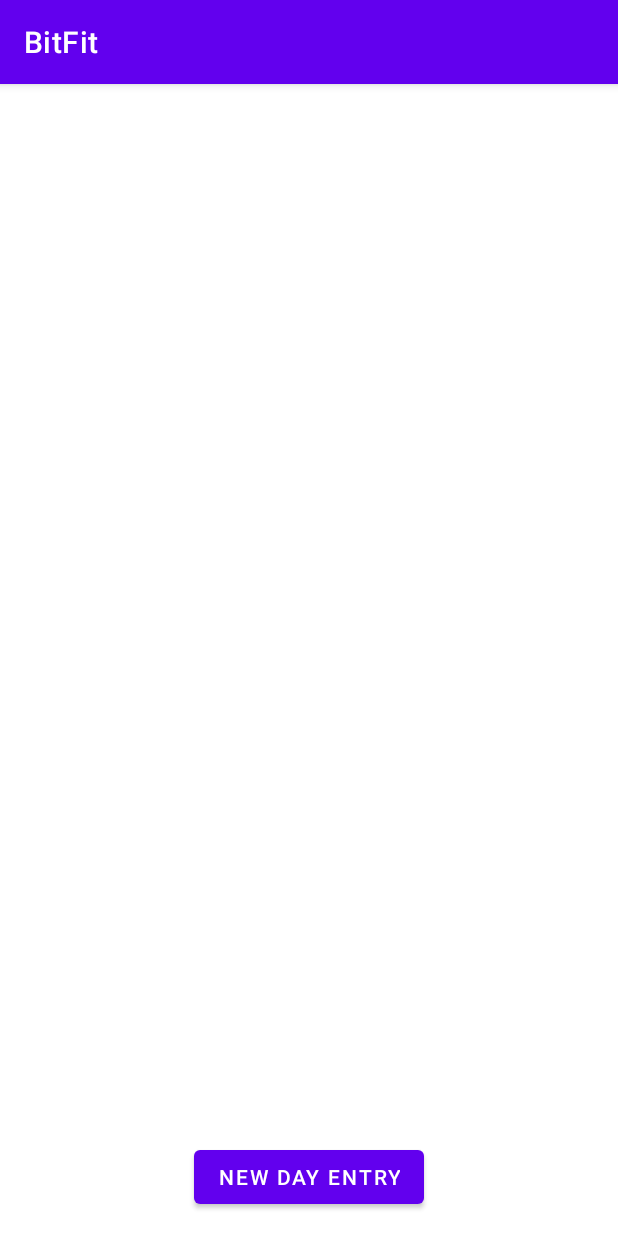
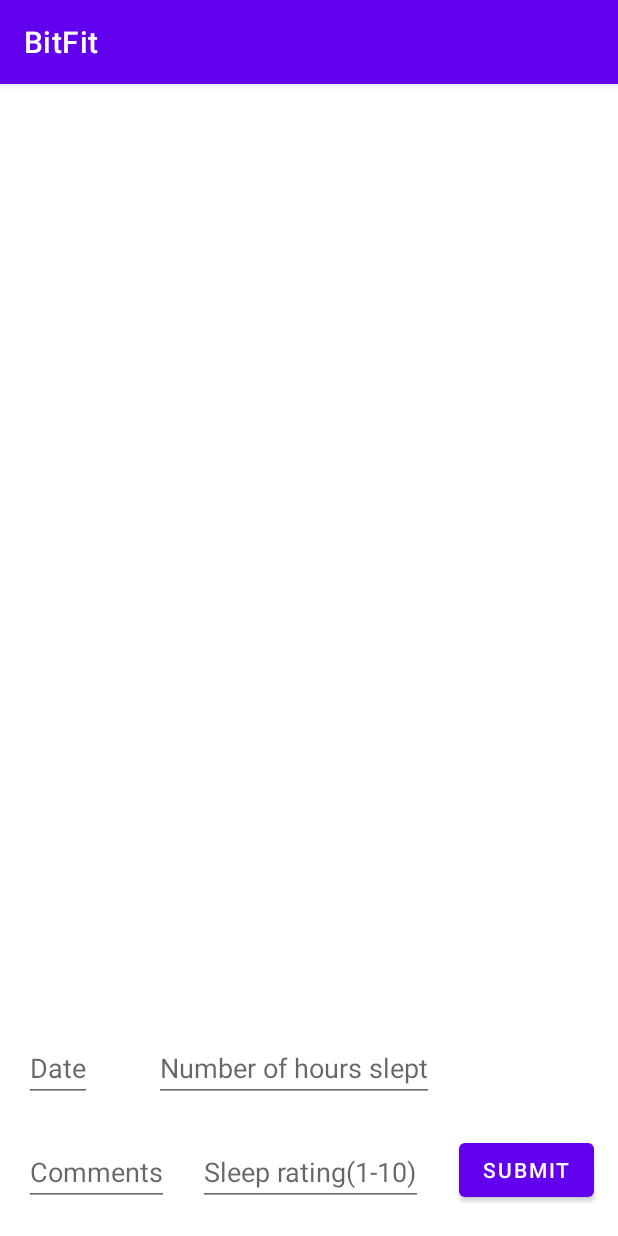
Before and after one commit to emmanuelbuckman/BitFit, an Android app: the screen it shows after launch (MainActivity), on a phone screen of 412 x 824 dp. Run offline under Robolectric (Android 15) with nearby library versions, the phone set to English and light mode, and no system bars; our stand-ins replace Room's generated code; 1 statement that could not run was skipped.

Commit message:
fixing link

```diff
--- a/app/build.gradle
+++ b/app/build.gradle
@@ -3,6 +3,7 @@ plugins {
     id 'org.jetbrains.kotlin.android'
     id 'kotlin-parcelize'
     id 'kotlin-kapt'
+    id 'kotlin-android'
 }
 
 android {
--- a/app/src/main/java/com/example/bitfit/AppDatabase.kt
+++ b/app/src/main/java/com/example/bitfit/AppDatabase.kt
@@ -12,17 +12,17 @@ abstract class AppDatabase : RoomDatabase() {
 
     companion object{
         @Volatile
-        private var instance: AppDatabase? = null
+        private var INSTANCE: AppDatabase? = null
 
         fun getInstance(context: Context): AppDatabase =
-            (instance ?: synchronized(this){
-                instance?: buildDatabase(context).also { instance = it }
-            }) as AppDatabase
+            INSTANCE ?: synchronized(this){
+                INSTANCE?: buildDatabase(context).also { INSTANCE = it }
+            }
 
-        private fun buildDatabase(context: Context) {
+        private fun buildDatabase(context: Context) =
             Room.databaseBuilder(
                 context.applicationContext, AppDatabase::class.java, "Days-db"
             ).build()
-        }
+
     }
 }
--- a/app/src/main/java/com/example/bitfit/EntryActivity.kt
+++ b/app/src/main/java/com/example/bitfit/EntryActivity.kt
@@ -5,7 +5,7 @@ import android.os.Bundle
 import android.widget.Button
 import android.widget.EditText
 import androidx.appcompat.app.AppCompatActivity
-
+/*
 class EntryActivity : AppCompatActivity() {
 
     private lateinit var dateEv: EditText
@@ -32,3 +32,5 @@ class EntryActivity : AppCompatActivity() {
         }
     }
 }
+
+     */
--- a/app/src/main/java/com/example/bitfit/MainActivity.kt
+++ b/app/src/main/java/com/example/bitfit/MainActivity.kt
@@ -5,6 +5,7 @@ import androidx.appcompat.app.AppCompatActivity
 import android.os.Bundle
 import android.util.Log
 import android.widget.Button
+import android.widget.EditText
 import androidx.lifecycle.lifecycleScope
 import androidx.recyclerview.widget.LinearLayoutManager
 import androidx.recyclerview.widget.RecyclerView
@@ -17,6 +18,11 @@ class MainActivity : AppCompatActivity() {
     private lateinit var bitRv: RecyclerView
 
     private lateinit var submitButton : Button
+    private lateinit var dateEv: EditText
+    private lateinit var hoursEv: EditText
+    private lateinit var commentsEv: EditText
+    private lateinit var ratingEv: EditText
+    private lateinit var subButton: Button
 
     override fun onCreate(savedInstanceState: Bundle?) {
         super.onCreate(savedInstanceState)
@@ -28,6 +34,12 @@ class MainActivity : AppCompatActivity() {
 
         bitRv.adapter = bitAdapter
         bitRv.layoutManager = LinearLayoutManager(this)
+
+        dateEv = findViewById(R.id.dateInput)
+        hoursEv = findViewById(R.id.hoursInput)
+        commentsEv = findViewById(R.id.commentsInput)
+        ratingEv = findViewById(R.id.ratingInput)
+
 
         lifecycleScope.launch{
             (application as BitFitApplication).db.dayDao().getAll().collect{ databaseList ->
@@ -48,8 +60,23 @@ class MainActivity : AppCompatActivity() {
         }
 
         val day = intent.getSerializableExtra("extra_entry")
+        Log.i("Day test", day.toString())
 
-        if (day != null){
+        /*
+        submitButton = findViewById(R.id.addNewDateButton)
+        submitButton.setOnClickListener{
+            val intent = Intent(this, EntryActivity::class.java)
+            this.startActivity(intent)
+        }
+        */
+        submitButton = findViewById(R.id.submitButton)
+        submitButton.setOnClickListener{
+            Log.i("submit clicked", "submit clicked")
+            val date1 = dateEv.text.toString()
+            val hours1 = hoursEv.text.toString().toInt()
+            val comments1 = commentsEv.text.toString()
+            val rating1 = ratingEv.text.toString().toInt()
+            val day = DAY(date1, hours1, comments1, rating1)
             lifecycleScope.launch(Dispatchers.IO) {
                 (application as BitFitApplication).db.dayDao().insert(
                     DayEntity(
@@ -60,15 +87,7 @@ class MainActivity : AppCompatActivity() {
                     )
                 )
             }
-        }
-        else{
-            Log.d("listAct", "no extra" )
-        }
 
-        submitButton = findViewById(R.id.addNewDateButton)
-        submitButton.setOnClickListener{
-            val intent = Intent(this, EntryActivity::class.java)
-            this.startActivity(intent)
         }
     }
 }
--- a/app/src/main/res/layout/activity_main.xml
+++ b/app/src/main/res/layout/activity_main.xml
@@ -8,8 +8,8 @@
 
     <androidx.recyclerview.widget.RecyclerView
         android:id="@+id/sleepRv"
-        android:layout_width="399dp"
-        android:layout_height="641dp"
+        android:layout_width="387dp"
+        android:layout_height="567dp"
         android:layout_marginStart="5dp"
         android:layout_marginTop="20dp"
         android:layout_marginEnd="5dp"
@@ -17,15 +17,70 @@
         app:layout_constraintStart_toStartOf="parent"
         app:layout_constraintTop_toTopOf="parent" />
 
+    <EditText
+        android:id="@+id/dateInput"
+        android:layout_width="wrap_content"
+        android:layout_height="wrap_content"
+        android:layout_marginStart="16dp"
+        android:layout_marginBottom="24dp"
+        android:hint="Date"
+        app:layout_constraintBottom_toTopOf="@+id/commentsInput"
+        app:layout_constraintStart_toStartOf="parent" />
+
+    <EditText
+        android:id="@+id/commentsInput"
+        android:layout_width="wrap_content"
+        android:layout_height="wrap_content"
+        android:layout_marginStart="16dp"
+        android:layout_marginBottom="20dp"
+        android:hint="Comments"
+        app:layout_constraintBottom_toBottomOf="parent"
+        app:layout_constraintEnd_toStartOf="@+id/ratingInput"
+        app:layout_constraintHorizontal_bias="0.0"
+        app:layout_constraintStart_toStartOf="parent" />
+
+    <EditText
+        android:id="@+id/hoursInput"
+        android:layout_width="wrap_content"
+        android:layout_height="wrap_content"
+        android:layout_marginBottom="24dp"
+        android:hint="Number of hours slept"
+        android:inputType="number"
+        app:layout_constraintBottom_toTopOf="@+id/ratingInput"
+        app:layout_constraintEnd_toEndOf="parent"
+        app:layout_constraintHorizontal_bias="0.25"
+        app:layout_constraintStart_toEndOf="@+id/dateInput" />
+
+    <EditText
+        android:id="@+id/ratingInput"
+        android:layout_width="wrap_content"
+        android:layout_height="wrap_content"
+        android:layout_marginEnd="24dp"
+        android:layout_marginBottom="20dp"
+        android:hint="Sleep rating(1-10)"
+        android:inputType="number"
+        app:layout_constraintBottom_toBottomOf="parent"
+        app:layout_constraintEnd_toStartOf="@+id/submitButton" />
 
     <Button
-        android:id="@+id/addNewDateButton"
+        android:id="@+id/submitButton"
         android:layout_width="wrap_content"
         android:layout_height="wrap_content"
-        android:layout_marginBottom="15dp"
-        android:text="New day entry"
+
+        android:layout_marginEnd="16dp"
+        android:layout_marginBottom="20dp"
+        android:text="Submit"
         app:layout_constraintBottom_toBottomOf="parent"
-        app:layout_constraintEnd_toEndOf="parent"
-        app:layout_constraintStart_toStartOf="parent" />
+        app:layout_constraintEnd_toEndOf="parent" />
+
+    <!--    <Button-->
+    <!--        android:id="@+id/addNewDateButton"-->
+    <!--        android:layout_width="wrap_content"-->
+    <!--        android:layout_height="wrap_content"-->
+    <!--        android:layout_marginBottom="15dp"-->
+    <!--        android:text="New day entry"-->
+    <!--        app:layout_constraintBottom_toBottomOf="parent"-->
+    <!--        app:layout_constraintEnd_toEndOf="parent"-->
+    <!--        app:layout_constraintStart_toStartOf="parent" />-->
 
 </androidx.constraintlayout.widget.ConstraintLayout>
```
Also changed, not shown: app/src/main/java/com/example/bitfit/BitFitAdapter.kt (+10 -4 lines), app/src/main/res/layout/activity_entry.xml (+49 -49 lines).
